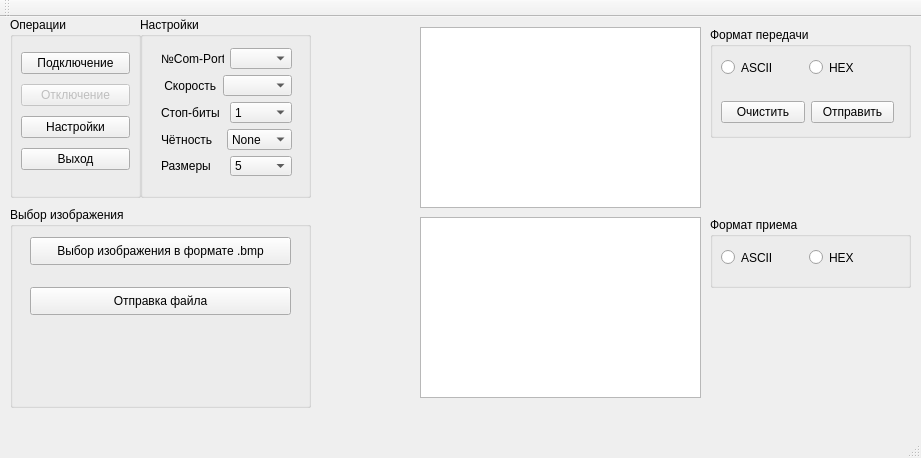
irendoro/practice, file mainwindow.ui: the form before one commit.
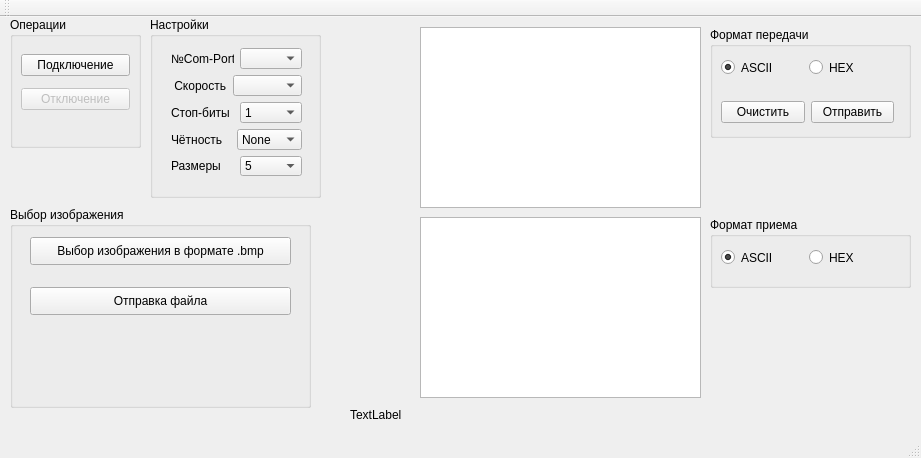
The form after the commit.

What changed in the file:
```diff
--- a/mainwindow.ui
+++ b/mainwindow.ui
@@ -17,7 +17,7 @@
    <widget class="QGroupBox" name="groupBox">
     <property name="geometry">
      <rect>
-      <x>140</x>
+      <x>150</x>
       <y>0</y>
       <width>171</width>
       <height>181</height>
@@ -178,7 +178,7 @@
       <x>10</x>
       <y>0</y>
       <width>131</width>
-      <height>181</height>
+      <height>131</height>
      </rect>
     </property>
     <property name="title">
@@ -190,7 +190,7 @@
        <x>0</x>
        <y>20</y>
        <width>131</width>
-       <height>151</height>
+       <height>91</height>
       </rect>
      </property>
      <layout class="QVBoxLayout" name="verticalLayout">
@@ -211,20 +211,6 @@
         </property>
        </widget>
       </item>
-      <item>
-       <widget class="QPushButton" name="Settings">
-        <property name="text">
-         <string>Настройки</string>
-        </property>
-       </widget>
-      </item>
-      <item>
-       <widget class="QPushButton" name="Exit">
-        <property name="text">
-         <string>Выход</string>
-        </property>
-       </widget>
-      </item>
      </layout>
     </widget>
    </widget>
@@ -255,6 +241,9 @@
         <property name="text">
          <string>ASCII</string>
         </property>
+        <property name="checked">
+         <bool>true</bool>
+        </property>
        </widget>
       </item>
       <item>
@@ -330,6 +319,9 @@
         <property name="text">
          <string>ASCII</string>
         </property>
+        <property name="checked">
+         <bool>true</bool>
+        </property>
        </widget>
       </item>
       <item>
@@ -391,6 +383,19 @@
      </property>
     </widget>
    </widget>
+   <widget class="QLabel" name="label_6">
+    <property name="geometry">
+     <rect>
+      <x>350</x>
+      <y>390</y>
+      <width>55</width>
+      <height>16</height>
+     </rect>
+    </property>
+    <property name="text">
+     <string>TextLabel</string>
+    </property>
+   </widget>
   </widget>
   <widget class="QMenuBar" name="menuBar">
    <property name="geometry">
```
